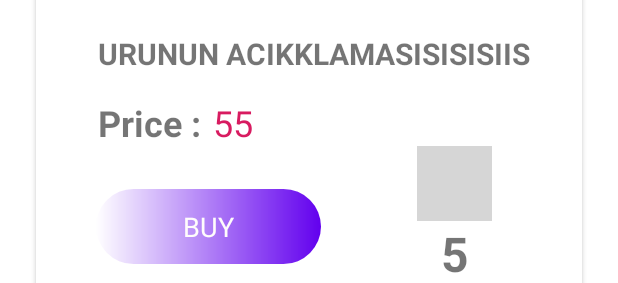
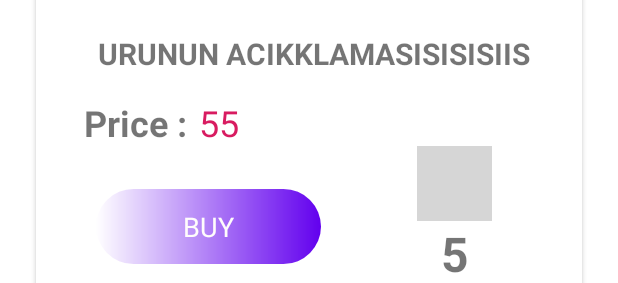
Before and after one commit to gkavlak/Selfwich, an Android app: the layout drinks_fragment.xml on its own in the app's theme, with its tools: preview values and no code run, on a phone screen of 412 x 824 dp. Shown: the part 373-656 px from the top of the screen. Run offline under Robolectric (Android 15) with nearby library versions, the phone set to English and light mode, and no system bars; grey boxes are pictures that could not be loaded.

Commit message:
uid fix minor

```diff
--- a/app/src/main/res/layout/drinks_fragment.xml
+++ b/app/src/main/res/layout/drinks_fragment.xml
@@ -23,9 +23,11 @@
             app:layoutManager="androidx.recyclerview.widget.LinearLayoutManager"
             app:layout_constraintBottom_toBottomOf="parent"
             app:layout_constraintEnd_toEndOf="parent"
+            app:layout_constraintHorizontal_bias="0.0"
             app:layout_constraintStart_toStartOf="parent"
             app:layout_constraintTop_toTopOf="parent"
-            tools:listitem="@layout/product_item"/>
+            app:layout_constraintVertical_bias="0.0"
+            tools:listitem="@layout/product_item" />
 
         <ImageButton
             android:id="@+id/imageButton3"
--- a/app/src/main/res/layout/product_item.xml
+++ b/app/src/main/res/layout/product_item.xml
@@ -169,11 +169,12 @@
                     android:id="@+id/textView11"
                     android:layout_width="wrap_content"
                     android:layout_height="wrap_content"
+                    android:layout_marginStart="24dp"
                     android:layout_marginTop="16dp"
                     android:text="@string/priceIs"
                     android:textSize="24sp"
                     android:textStyle="bold"
-                    app:layout_constraintStart_toStartOf="@+id/textView13"
+                    app:layout_constraintStart_toStartOf="parent"
                     app:layout_constraintTop_toBottomOf="@+id/textView13" />
 
                 <TextView
```
